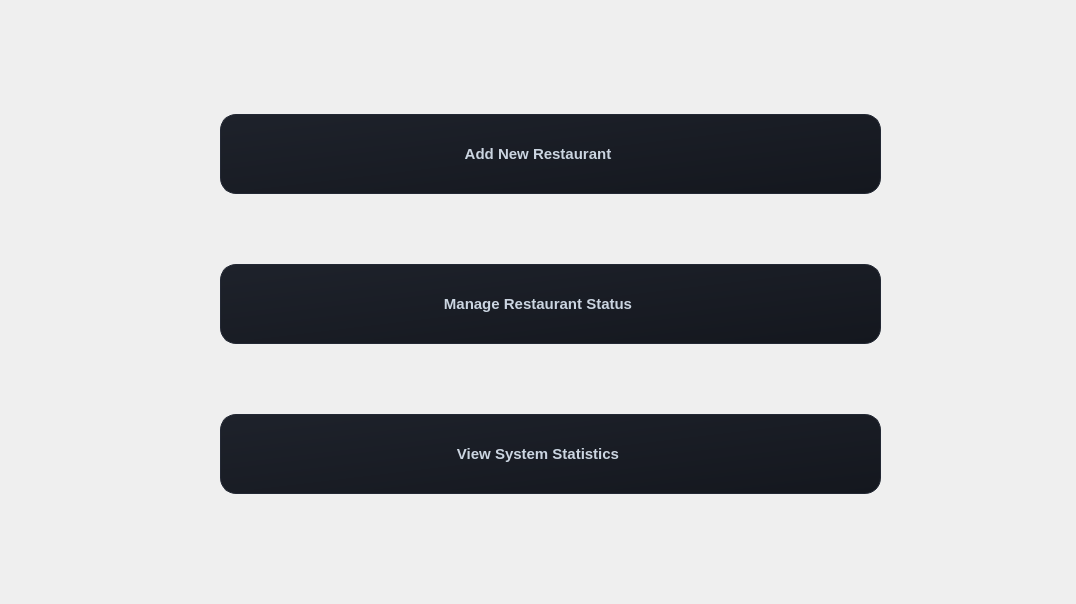
Above: main/gui/adminwindow.ui from HamidrezaNadafian/Restaurant-Management-System before the change. Below: the same form after it.
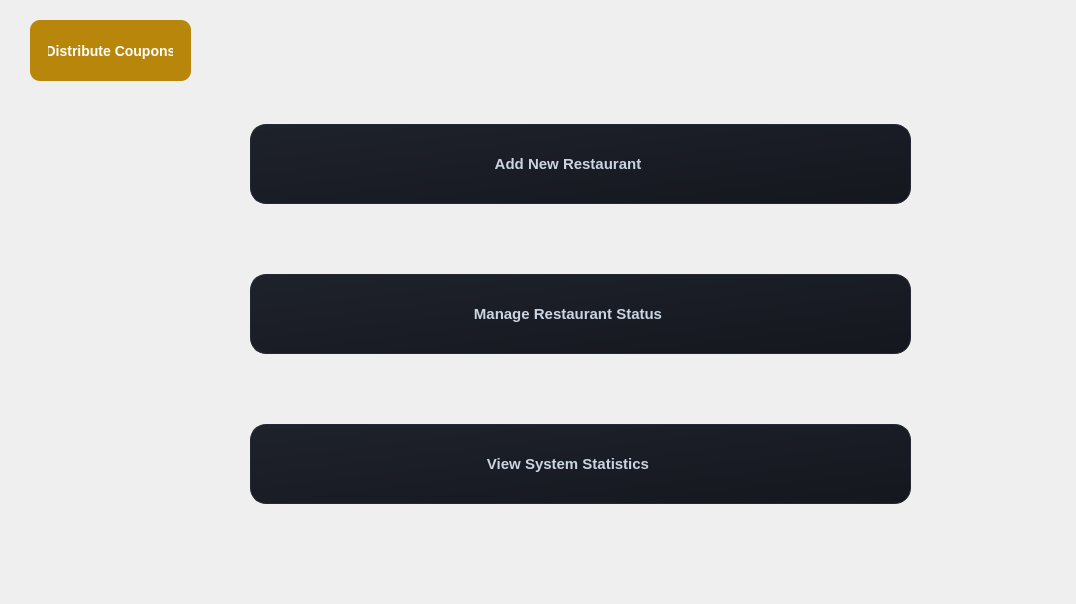
That is the form after the change. The open tabs and pages were chosen to show the change.

Commit message: add level based coupons and order discounts.

```diff
--- a/main/gui/adminwindow.ui
+++ b/main/gui/adminwindow.ui
@@ -234,6 +234,29 @@
 
 QLabel#lblValueRevenue {
     color: #f59e0b; 
+}
+
+QPushButton#btnDistributeCoupons {
+    background-color: #b8860b;
+    color: #ffffff;
+    border: none;
+    border-radius: 10px;
+    padding: 10px 18px;
+    font-size: 14px;
+    font-weight: bold;
+}
+
+QPushButton#btnDistributeCoupons:hover {
+    background-color: #d4a017;
+}
+
+QPushButton#btnDistributeCoupons:pressed {
+    background-color: #8b6508;
+}
+
+QPushButton#btnDistributeCoupons:disabled {
+    background-color: #555555;
+    color: #aaaaaa;
 }</string>
    </property>
    <property name="currentIndex">
@@ -243,8 +266,8 @@
     <widget class="QWidget" name="verticalLayoutWidget">
      <property name="geometry">
       <rect>
-       <x>220</x>
-       <y>50</y>
+       <x>250</x>
+       <y>60</y>
        <width>661</width>
        <height>511</height>
       </rect>
@@ -273,6 +296,19 @@
       </item>
      </layout>
     </widget>
+    <widget class="QPushButton" name="btnDistributeCoupons">
+     <property name="geometry">
+      <rect>
+       <x>30</x>
+       <y>20</y>
+       <width>161</width>
+       <height>61</height>
+      </rect>
+     </property>
+     <property name="text">
+      <string>Distribute Coupons</string>
+     </property>
+    </widget>
    </widget>
    <widget class="QWidget" name="page_2">
     <widget class="QWidget" name="verticalLayoutWidget_3">
```
Left out of the diff: 2 changed lines with no effect on the pictures. The commit also changes 9 other files.
